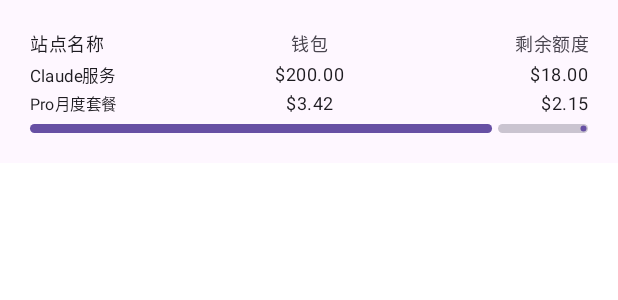
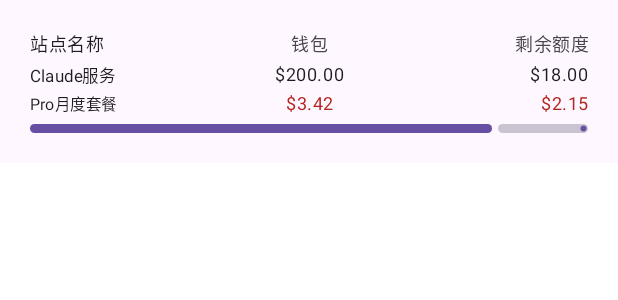
Before and after one commit to WANG-JIAN-MING/zhongzhuanzhan-WJM, an Android app built with Jetpack Compose: the @Preview function SubscriptionOverviewPreview, on a phone screen of 412 x 824 dp. Shown: the top 300 px of the screen. Run offline under Robolectric (Android 15) with nearby library versions, the phone set to English and light mode, and no system bars.

Commit message:
修正预览页消耗金额红色显示
主题错误色在浅色和深色主题中都曾配置为近黑色。改为按主题背景亮度选择明确的浅红或深红，确保钱包及套餐消耗金额可见。版本更新至1.0.45（46）。

```diff
--- a/app/build.gradle.kts
+++ b/app/build.gradle.kts
@@ -2,7 +2,7 @@ plugins { id("com.android.application"); id("org.jetbrains.kotlin.android"); id(
 android {
  namespace = "app.quotadeck"
  compileSdk = 35
- defaultConfig { applicationId = "app.quotadeck"; minSdk = 26; targetSdk = 35; versionCode = 45; versionName = "1.0.44" }
+ defaultConfig { applicationId = "app.quotadeck"; minSdk = 26; targetSdk = 35; versionCode = 46; versionName = "1.0.45" }
  buildFeatures { compose = true; buildConfig = true }
  compileOptions { sourceCompatibility = JavaVersion.VERSION_17; targetCompatibility = JavaVersion.VERSION_17 }
  kotlinOptions { jvmTarget = "17" }
--- a/app/src/main/java/app/quotadeck/QuotaOverview.kt
+++ b/app/src/main/java/app/quotadeck/QuotaOverview.kt
@@ -81,7 +81,7 @@ fun subscriptionWalletTodayAmount(query: QueryState?, unit: Double, day: UsageDa
  return balance.walletTodayUsed?.takeIf { balance.walletTodayError==null && balance.walletTodayDate==day.date }?.let { "$"+amount(it,unit) } ?: "—"
 }
 
-@Composable private fun SubscriptionSummaryRow(middleWidth: Dp, rightWidth: Dp, left: String, middle: String, right: String, style: TextStyle, label: Boolean=false) {
+@Composable private fun SubscriptionSummaryRow(middleWidth: Dp, rightWidth: Dp, left: String, middle: String, right: String, style: TextStyle, label: Boolean=false, consumed: Boolean=false) {
  Row(Modifier.fillMaxWidth(),horizontalArrangement=Arrangement.spacedBy(6.dp),verticalAlignment=Alignment.CenterVertically) {
   val nameMeasurer=rememberTextMeasurer()
   val nameDensity=LocalDensity.current
@@ -90,8 +90,9 @@ fun subscriptionWalletTodayAmount(query: QueryState?, unit: Double, day: UsageDa
   val nameScale=if(namePixels>0) (availablePixels/namePixels).coerceIn(.1f,1f) else 1f
   Text(left,Modifier.width(rightWidth),style=style.copy(fontSize=(style.fontSize.value*nameScale).sp),maxLines=1,softWrap=false)
   val color=if(label) MaterialTheme.colorScheme.onSurfaceVariant else MaterialTheme.colorScheme.onSurface
-  Text(middle,Modifier.width(middleWidth),style=style,color=color,maxLines=1,softWrap=false,textAlign=TextAlign.Center)
-  Text(right,Modifier.width(rightWidth),style=style,color=color,maxLines=1,softWrap=false,textAlign=TextAlign.End)
+  val consumedColor=if(MaterialTheme.colorScheme.surface.luminance()<0.5f) Color(0xFFFF8A80) else Color(0xFFB3261E)
+  Text(middle,Modifier.width(middleWidth),style=style,color=if(consumed && middle.isNotEmpty()) consumedColor else color,maxLines=1,softWrap=false,textAlign=TextAlign.Center)
+  Text(right,Modifier.width(rightWidth),style=style,color=if(consumed && right.isNotEmpty()) consumedColor else color,maxLines=1,softWrap=false,textAlign=TextAlign.End)
  }
 }
 
@@ -120,9 +121,9 @@ fun subscriptionWalletTodayAmount(query: QueryState?, unit: Double, day: UsageDa
    SubscriptionSummaryRow(middleWidth,rightWidth,"站点名称","钱包","剩余额度",fittedStyle,label=true)
    SubscriptionSummaryRow(middleWidth,rightWidth,site.name,walletText,balance,fittedStyle)
    if(subs.isEmpty()) {
-    SubscriptionSummaryRow(middleWidth,rightWidth,"",walletToday,"",fittedStyle)
+    SubscriptionSummaryRow(middleWidth,rightWidth,"",walletToday,"",fittedStyle,consumed=true)
    } else subs.forEachIndexed { index,sub ->
-    SubscriptionSummaryRow(middleWidth,rightWidth,sub.title,if(index==0) walletToday else "",dailyTexts[index],fittedStyle)
+    SubscriptionSummaryRow(middleWidth,rightWidth,sub.title,if(index==0) walletToday else "",dailyTexts[index],fittedStyle,consumed=true)
    }
    if(query?.error==null) {
     query?.balance?.walletError?.let { Text(it,style=style,color=MaterialTheme.colorScheme.error) }
```
